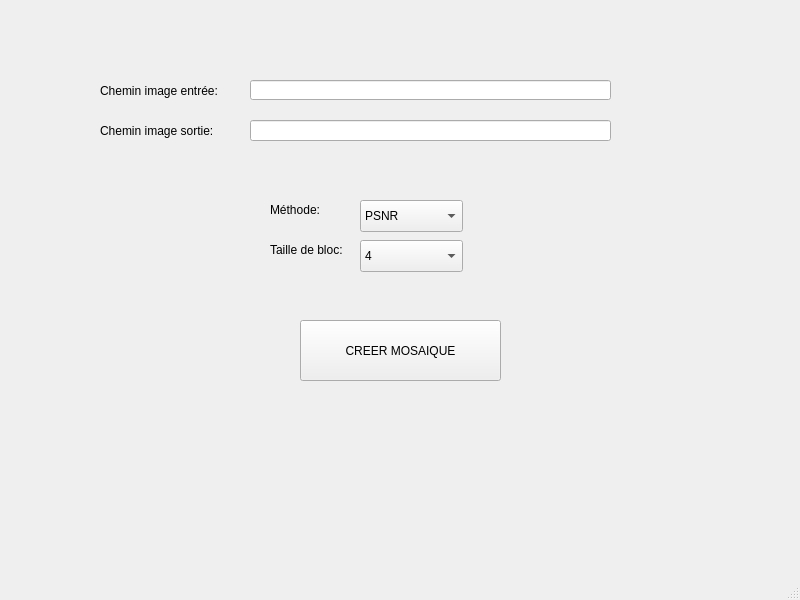
Adeleimpa/ProjetImageCompression, file QtCreator/mainwindow.ui: the form before one commit.
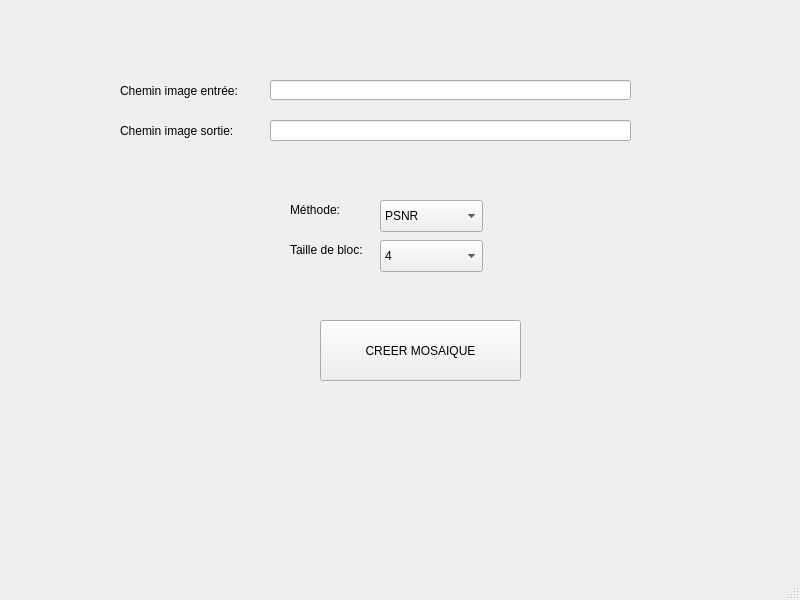
The form after the commit.

```diff
--- a/QtCreator/mainwindow.ui
+++ b/QtCreator/mainwindow.ui
@@ -14,95 +14,10 @@
    <string>MainWindow</string>
   </property>
   <widget class="QWidget" name="centralwidget">
-   <widget class="QPushButton" name="pushButton">
+   <widget class="QComboBox" name="comboBox_3">
     <property name="geometry">
      <rect>
-      <x>300</x>
-      <y>320</y>
-      <width>201</width>
-      <height>61</height>
-     </rect>
-    </property>
-    <property name="text">
-     <string>CREER MOSAIQUE</string>
-    </property>
-   </widget>
-   <widget class="QLineEdit" name="lineEdit_2">
-    <property name="geometry">
-     <rect>
-      <x>250</x>
-      <y>120</y>
-      <width>361</width>
-      <height>21</height>
-     </rect>
-    </property>
-   </widget>
-   <widget class="QLineEdit" name="lineEdit_3">
-    <property name="geometry">
-     <rect>
-      <x>250</x>
-      <y>80</y>
-      <width>361</width>
-      <height>20</height>
-     </rect>
-    </property>
-   </widget>
-   <widget class="QLabel" name="label">
-    <property name="geometry">
-     <rect>
-      <x>270</x>
-      <y>240</y>
-      <width>81</width>
-      <height>20</height>
-     </rect>
-    </property>
-    <property name="text">
-     <string>Taille de bloc:</string>
-    </property>
-   </widget>
-   <widget class="QLabel" name="label_2">
-    <property name="geometry">
-     <rect>
-      <x>270</x>
-      <y>200</y>
-      <width>81</width>
-      <height>20</height>
-     </rect>
-    </property>
-    <property name="text">
-     <string>Méthode:</string>
-    </property>
-   </widget>
-   <widget class="QLabel" name="label_3">
-    <property name="geometry">
-     <rect>
-      <x>100</x>
-      <y>80</y>
-      <width>151</width>
-      <height>21</height>
-     </rect>
-    </property>
-    <property name="text">
-     <string>Chemin image entrée:</string>
-    </property>
-   </widget>
-   <widget class="QLabel" name="label_4">
-    <property name="geometry">
-     <rect>
-      <x>100</x>
-      <y>120</y>
-      <width>151</width>
-      <height>21</height>
-     </rect>
-    </property>
-    <property name="text">
-     <string>Chemin image sortie:</string>
-    </property>
-   </widget>
-   <widget class="QComboBox" name="comboBox">
-    <property name="geometry">
-     <rect>
-      <x>360</x>
+      <x>380</x>
       <y>200</y>
       <width>103</width>
       <height>32</height>
@@ -124,10 +39,69 @@
      </property>
     </item>
    </widget>
-   <widget class="QComboBox" name="comboBox_2">
+   <widget class="QLineEdit" name="lineEdit_4">
     <property name="geometry">
      <rect>
-      <x>360</x>
+      <x>270</x>
+      <y>120</y>
+      <width>361</width>
+      <height>21</height>
+     </rect>
+    </property>
+   </widget>
+   <widget class="QLabel" name="label_5">
+    <property name="geometry">
+     <rect>
+      <x>120</x>
+      <y>80</y>
+      <width>151</width>
+      <height>21</height>
+     </rect>
+    </property>
+    <property name="text">
+     <string>Chemin image entrée:</string>
+    </property>
+   </widget>
+   <widget class="QLineEdit" name="lineEdit_5">
+    <property name="geometry">
+     <rect>
+      <x>270</x>
+      <y>80</y>
+      <width>361</width>
+      <height>20</height>
+     </rect>
+    </property>
+   </widget>
+   <widget class="QLabel" name="label_6">
+    <property name="geometry">
+     <rect>
+      <x>290</x>
+      <y>240</y>
+      <width>81</width>
+      <height>20</height>
+     </rect>
+    </property>
+    <property name="text">
+     <string>Taille de bloc:</string>
+    </property>
+   </widget>
+   <widget class="QLabel" name="label_7">
+    <property name="geometry">
+     <rect>
+      <x>290</x>
+      <y>200</y>
+      <width>81</width>
+      <height>20</height>
+     </rect>
+    </property>
+    <property name="text">
+     <string>Méthode:</string>
+    </property>
+   </widget>
+   <widget class="QComboBox" name="comboBox_4">
+    <property name="geometry">
+     <rect>
+      <x>380</x>
       <y>240</y>
       <width>103</width>
       <height>32</height>
@@ -174,6 +148,32 @@
      </property>
     </item>
    </widget>
+   <widget class="QPushButton" name="pushButton_2">
+    <property name="geometry">
+     <rect>
+      <x>320</x>
+      <y>320</y>
+      <width>201</width>
+      <height>61</height>
+     </rect>
+    </property>
+    <property name="text">
+     <string>CREER MOSAIQUE</string>
+    </property>
+   </widget>
+   <widget class="QLabel" name="label_8">
+    <property name="geometry">
+     <rect>
+      <x>120</x>
+      <y>120</y>
+      <width>151</width>
+      <height>21</height>
+     </rect>
+    </property>
+    <property name="text">
+     <string>Chemin image sortie:</string>
+    </property>
+   </widget>
   </widget>
   <widget class="QMenuBar" name="menubar">
    <property name="geometry">
```
Left out of the diff: 2 changed lines with no effect on the pictures.
